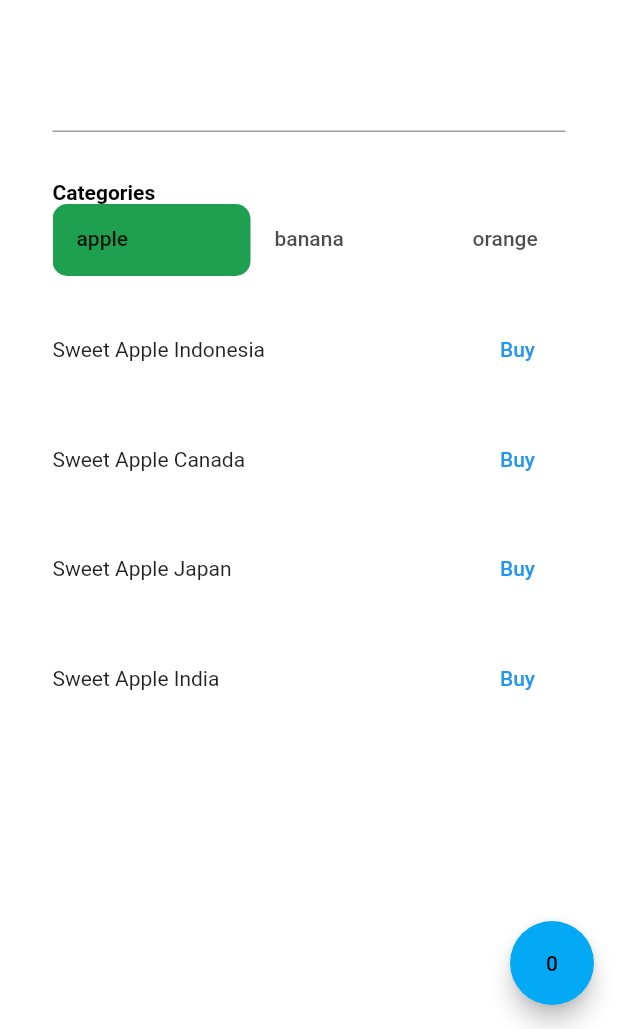
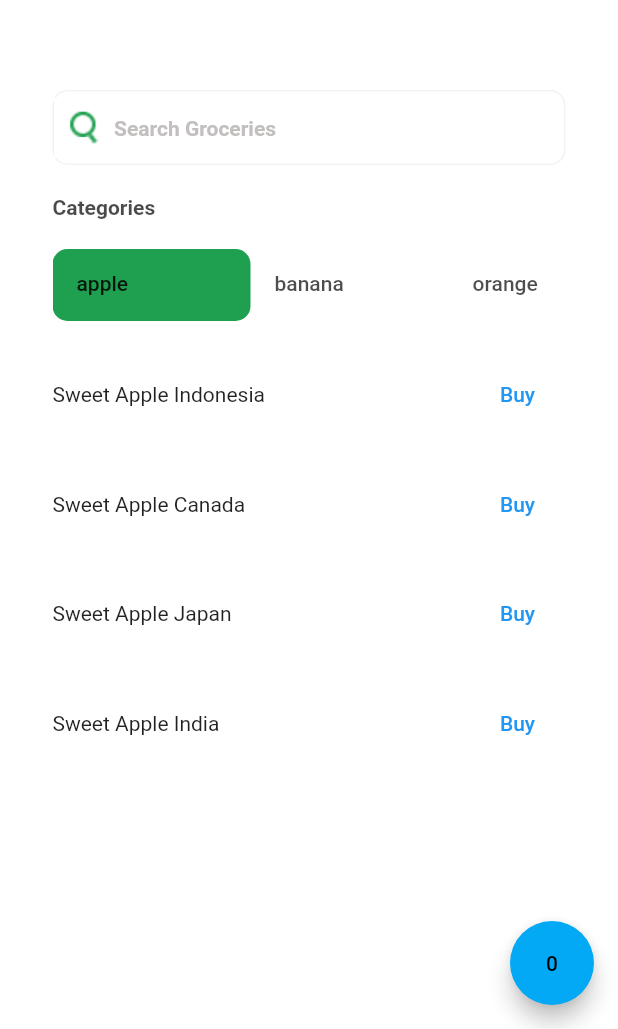
Before and after one commit to MrOMadness/find-fresh-groceries, a Flutter app: the HomeScreen screen opened directly with empty values, on a phone screen of 412 x 824 dp, the part 207-1236 px from its top. Run offline on Flutter 3.47's test engine with Material 2 defaults, Android fonts, the phone set to English and light mode, and no system bars; our stand-ins replace persistent_bottom_nav_bar, shared_preferences; accounts and stored records are empty; network calls fail.

Commit message:
fix design home screen

```diff
--- a/lib/screens/home.dart
+++ b/lib/screens/home.dart
@@ -54,17 +54,34 @@ class _HomeScreenState extends State<HomeScreen> {
                   ),
                   ClipRRect(
                     borderRadius: BorderRadius.circular(48),
-                    child: Image.network('https://picsum.photos/250?image=9',
+                    child: Image.network(widget.user.pictureSmall,
                         height: 50.0, width: 50.0, fit: BoxFit.fill),
                   )
                 ],
               ),
               Container(
+                decoration: BoxDecoration(
                   color: Colors.white,
-                height: 100,
-                padding: const EdgeInsets.only(top: 40),
+                  borderRadius: const BorderRadius.all(Radius.circular(10)),
+                  border: Border.all(
+                      color: const Color(Styles.borderGrey), width: 1),
+                ),
+                margin: const EdgeInsets.only(top: 60),
+                height: 50,
+                child: Row(
+                  mainAxisAlignment: MainAxisAlignment.center,
+                  crossAxisAlignment: CrossAxisAlignment.center,
+                  children: [
+                    ClipRRect(
+                      child: Image.asset('assets/images/search_icon.png',
+                          height: 40.0, width: 40.0, fit: BoxFit.fill),
+                    ),
+                    Expanded(
                       child: TextField(
                         controller: _controller,
+                        decoration: const InputDecoration.collapsed(
+                            hintText: 'Search Groceries',
+                            hintStyle: Styles.hintText),
                         onSubmitted: (String value) {
                           setState(() {
                             // Call setState to refresh the page.
@@ -72,11 +89,14 @@ class _HomeScreenState extends State<HomeScreen> {
                         },
                       ),
                     ),
+                  ],
+                ),
+              ),
               Container(
-                  padding: const EdgeInsets.only(top: 20),
+                  margin: const EdgeInsets.symmetric(vertical: 20),
                   child: const Text(
                     'Categories',
-                    style: Styles.roboto14Bold,
+                    style: Styles.roboto14BoldLowBlack,
                   )),
               Expanded(
                   child: HomeCategoriesScreen(
--- a/lib/utils/styles.dart
+++ b/lib/utils/styles.dart
@@ -10,6 +10,7 @@ class Styles {
   static const int backgroundGrey = 0x75EFF3F6;
   static const int borderGrey = 0xffEFF3F6;
   static const int lowBlack = 0xb5000000;
+  static const int hintGrey = 0xffC3BFBF;
 
   static const TextStyle roboto10Bold = TextStyle(
     color: Colors.black,
@@ -49,6 +50,18 @@ class Styles {
     color: Color(lowBlack),
     fontFamily: robotoFont,
     fontWeight: FontWeight.w700,
+    fontSize: 16,
+  );
+  static const TextStyle roboto14BoldLowBlack = TextStyle(
+    color: Color(lowBlack),
+    fontFamily: robotoFont,
+    fontWeight: FontWeight.w700,
+    fontSize: 14,
+  );
+  static const TextStyle hintText = TextStyle(
+    color: Color(hintGrey),
+    fontFamily: robotoFont,
+    fontWeight: FontWeight.w700,
     fontSize: 14,
   );
 }
```
Also changed, not shown: assets/images/search_icon.png (added). Lines whose indentation alone changed are shown as unchanged.
